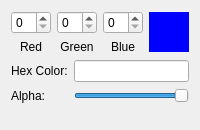
Old version of the form src/WhiskerToolbox/ColorPicker_Widget/ColorPicker_Widget.ui in the repository paulmthompson/WhiskerToolbox.
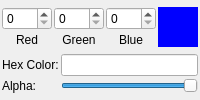
New version of the form.

What changed in the file:
```diff
--- a/src/WhiskerToolbox/ColorPicker_Widget/ColorPicker_Widget.ui
+++ b/src/WhiskerToolbox/ColorPicker_Widget/ColorPicker_Widget.ui
@@ -7,19 +7,34 @@
     <x>0</x>
     <y>0</y>
     <width>200</width>
-    <height>130</height>
+    <height>100</height>
    </rect>
   </property>
   <property name="minimumSize">
    <size>
     <width>200</width>
-    <height>130</height>
+    <height>100</height>
    </size>
   </property>
   <property name="windowTitle">
    <string>Form</string>
   </property>
   <layout class="QVBoxLayout" name="verticalLayout">
+   <property name="spacing">
+    <number>2</number>
+   </property>
+   <property name="leftMargin">
+    <number>2</number>
+   </property>
+   <property name="topMargin">
+    <number>2</number>
+   </property>
+   <property name="rightMargin">
+    <number>2</number>
+   </property>
+   <property name="bottomMargin">
+    <number>2</number>
+   </property>
    <item>
     <layout class="QHBoxLayout" name="horizontalLayout1">
      <item>
@@ -132,19 +147,6 @@
      </item>
     </layout>
    </item>
-   <item>
-    <spacer name="verticalSpacer">
-     <property name="orientation">
-      <enum>Qt::Orientation::Vertical</enum>
-     </property>
-     <property name="sizeHint" stdset="0">
-      <size>
-       <width>20</width>
-       <height>40</height>
-      </size>
-     </property>
-    </spacer>
-   </item>
   </layout>
  </widget>
  <resources/>
```
